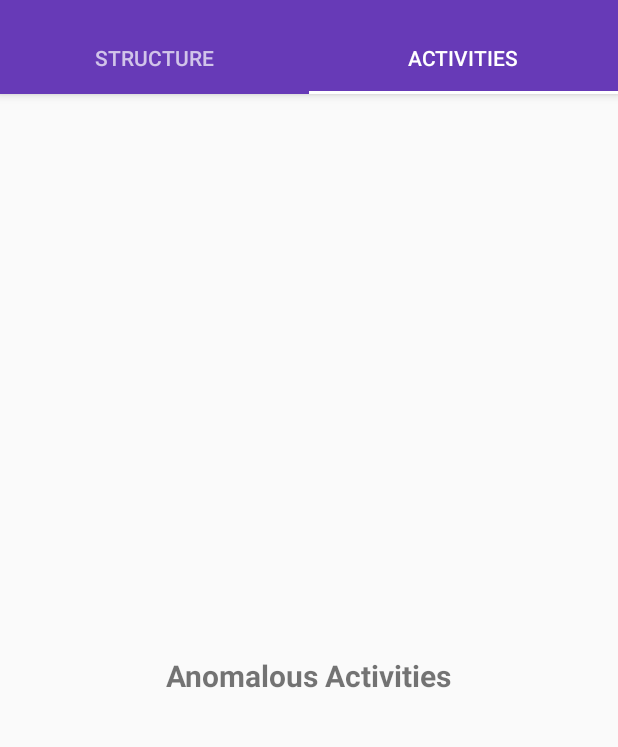
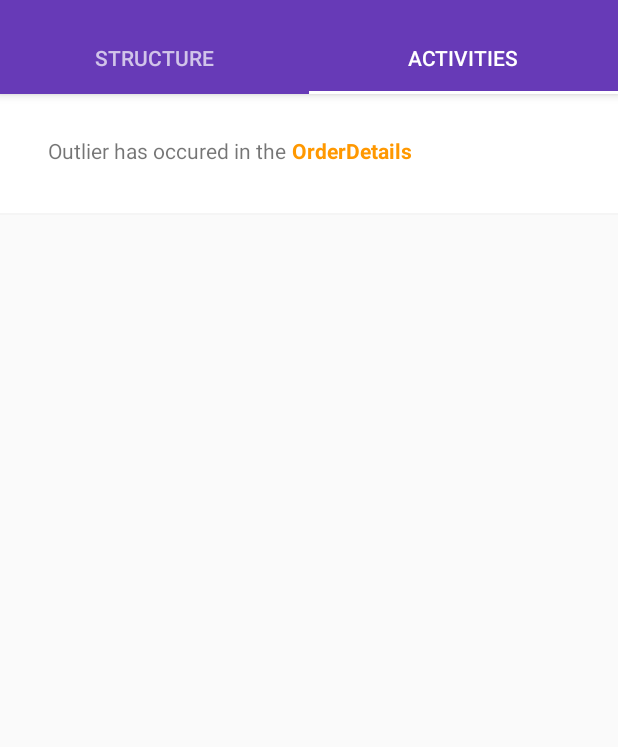
Before and after one commit to webianks/AnoTech-Android, an Android app: the screen it shows after launch (MainActivity), tab 2 chosen, on a phone screen of 412 x 824 dp, the part 62-809 px from its top. Run offline under Robolectric (Android 15) with nearby library versions, the phone set to English and light mode, and no system bars.

Commit message:
Added layout for single anomalous activity

```diff
--- a/app/src/main/res/layout/anomalous_activities.xml
+++ b/app/src/main/res/layout/anomalous_activities.xml
@@ -1,14 +1,10 @@
+<?xml version="1.0" encoding="utf-8"?>
 <RelativeLayout xmlns:android="http://schemas.android.com/apk/res/android"
-    xmlns:tools="http://schemas.android.com/tools"
     android:layout_width="match_parent"
-    android:layout_height="match_parent">
+    android:layout_height="wrap_content"
+    android:orientation="horizontal">
 
-    <TextView
-        android:layout_width="wrap_content"
-        android:layout_height="wrap_content"
-        android:text="Anomalous Activities"
-        android:textSize="20dp"
-        android:textStyle="bold"
-        android:layout_centerInParent="true"/>
+    <include layout="@layout/single_activity_happened_style" />
+
 
 </RelativeLayout>
--- a/app/src/main/res/layout/single_activity_happened_style.xml
+++ b/app/src/main/res/layout/single_activity_happened_style.xml
@@ -1,9 +1,36 @@
 <?xml version="1.0" encoding="utf-8"?>
-<LinearLayout xmlns:android="http://schemas.android.com/apk/res/android"
+<RelativeLayout xmlns:android="http://schemas.android.com/apk/res/android"
     android:layout_width="match_parent"
-    android:layout_height="match_parent"
-    android:orientation="vertical">
+    android:layout_height="wrap_content"
+    android:background="@color/white"
+    android:orientation="horizontal">
+
+    <TextView
+        android:id="@+id/reason"
+        android:layout_width="wrap_content"
+        android:layout_height="wrap_content"
+        android:layout_marginLeft="@dimen/structure_item_padding"
+        android:layout_marginTop="28dp"
+        android:text="@string/activity_happened" />
+
+    <TextView
+        android:id="@+id/target"
+        android:layout_width="wrap_content"
+        android:layout_height="wrap_content"
+        android:layout_marginLeft="4dp"
+        android:layout_marginRight="@dimen/structure_item_padding"
+        android:layout_marginTop="28dp"
+        android:layout_toRightOf="@id/reason"
+        android:text="@string/target"
+        android:textColor="@color/colorAccent"
+        android:textStyle="bold" />
+
+    <View
+        android:layout_width="match_parent"
+        android:layout_height="1dp"
+        android:layout_below="@id/target"
+        android:layout_marginTop="@dimen/structure_item_padding"
+        android:background="@color/grey" />
 
 
-
-</LinearLayout>
+</RelativeLayout>
--- a/app/src/main/res/layout/single_structure_item.xml
+++ b/app/src/main/res/layout/single_structure_item.xml
@@ -23,8 +23,7 @@
         android:layout_marginTop="28dp"
         android:layout_toRightOf="@id/arrow"
         android:text="@string/table_name"
-        android:textSize="17sp"
-        android:textStyle="bold" />
+        android:textSize="17sp" />
 
     <View
         android:layout_width="match_parent"
--- a/app/src/main/res/values/strings.xml
+++ b/app/src/main/res/values/strings.xml
@@ -2,4 +2,6 @@
     <string name="app_name">Anotech</string>
     <string name="table_name">Administration</string>
     <string name="tables_intro">This provides information on the various tables present in the database.</string>
+    <string name="activity_happened">Outlier has occured in the</string>
+    <string name="target">OrderDetails</string>
 </resources>
```
